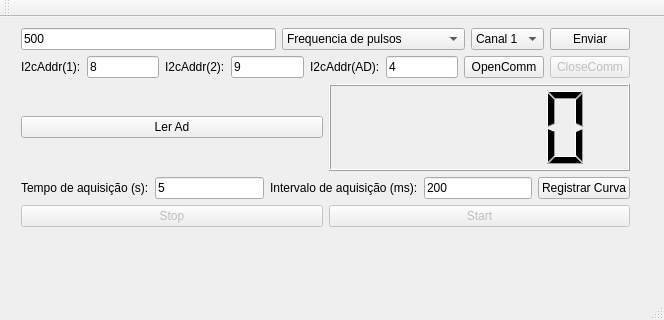
Old version of the form controlador_qt/src/mainwindow.ui in the repository xtarke/estimulator.
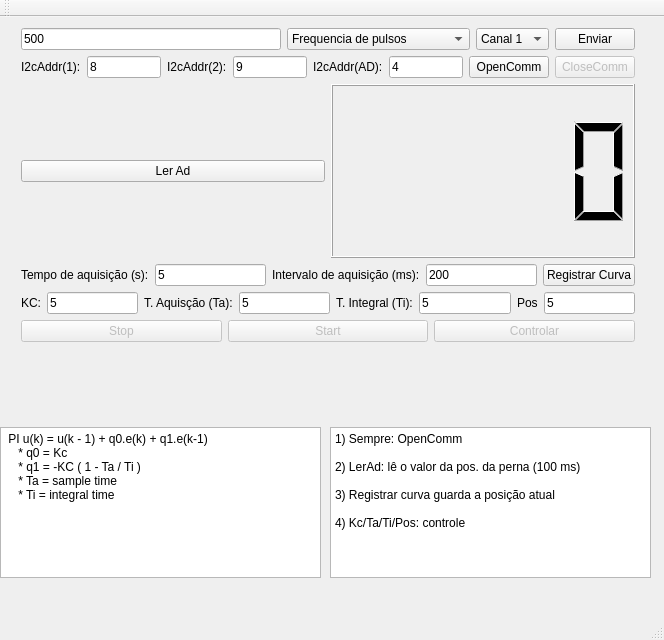
New version of the form.

Commit message: Added controller parameters in ui

Patch:
```diff
--- a/controlador_qt/src/mainwindow.ui
+++ b/controlador_qt/src/mainwindow.ui
@@ -7,7 +7,7 @@
     <x>0</x>
     <y>0</y>
     <width>664</width>
-    <height>320</height>
+    <height>640</height>
    </rect>
   </property>
   <property name="windowTitle">
@@ -19,8 +19,8 @@
      <rect>
       <x>10</x>
       <y>0</y>
-      <width>631</width>
-      <height>221</height>
+      <width>636</width>
+      <height>336</height>
      </rect>
     </property>
     <layout class="QVBoxLayout" name="verticalLayout">
@@ -260,6 +260,66 @@
        </item>
       </layout>
      </item>
+     <item>
+      <layout class="QHBoxLayout" name="horizontalLayout_6">
+       <item>
+        <widget class="QLabel" name="label_7">
+         <property name="text">
+          <string>KC:</string>
+         </property>
+        </widget>
+       </item>
+       <item>
+        <widget class="QLineEdit" name="lineEditKc">
+         <property name="text">
+          <string>5</string>
+         </property>
+        </widget>
+       </item>
+       <item>
+        <widget class="QLabel" name="label_6">
+         <property name="text">
+          <string>T. Aquisção (Ta):</string>
+         </property>
+        </widget>
+       </item>
+       <item>
+        <widget class="QLineEdit" name="lineEditTa">
+         <property name="text">
+          <string>5</string>
+         </property>
+        </widget>
+       </item>
+       <item>
+        <widget class="QLabel" name="label_8">
+         <property name="text">
+          <string>T. Integral (Ti):</string>
+         </property>
+        </widget>
+       </item>
+       <item>
+        <widget class="QLineEdit" name="lineEditTi">
+         <property name="text">
+          <string>5</string>
+         </property>
+        </widget>
+       </item>
+       <item>
+        <widget class="QLabel" name="label_9">
+         <property name="text">
+          <string>Pos</string>
+         </property>
+        </widget>
+       </item>
+       <item>
+        <widget class="QLineEdit" name="lineEditTi_2">
+         <property name="text">
+          <string>5</string>
+         </property>
+        </widget>
+       </item>
+      </layout>
+     </item>
      <item>
       <layout class="QHBoxLayout" name="horizontalLayout_3">
        <item>
@@ -282,10 +342,59 @@
          </property>
         </widget>
        </item>
+       <item>
+        <widget class="QPushButton" name="pushButtonCurva_2">
+         <property name="enabled">
+          <bool>false</bool>
+         </property>
+         <property name="text">
+          <string>Controlar</string>
+         </property>
+         <property name="checkable">
+          <bool>true</bool>
+         </property>
+        </widget>
+       </item>
       </layout>
      </item>
     </layout>
    </widget>
+   <widget class="QPlainTextEdit" name="plainTextEdit">
+    <property name="geometry">
+     <rect>
+      <x>0</x>
+      <y>410</y>
+      <width>321</width>
+      <height>151</height>
+     </rect>
+    </property>
+    <property name="plainText">
+     <string> PI u(k) = u(k - 1) + q0.e(k) + q1.e(k-1)
+    * q0 = Kc
+    * q1 = -KC ( 1 - Ta / Ti )
+    * Ta = sample time
+    * Ti = integral time     </string>
+    </property>
+   </widget>
+   <widget class="QPlainTextEdit" name="plainTextEdit_2">
+    <property name="geometry">
+     <rect>
+      <x>330</x>
+      <y>410</y>
+      <width>321</width>
+      <height>151</height>
+     </rect>
+    </property>
+    <property name="plainText">
+     <string>1) Sempre: OpenComm
+
+2) LerAd: lê o valor da pos. da perna (100 ms)
+
+3) Registrar curva guarda a posição atual 
+
+4) Kc/Ta/Ti/Pos: controle</string>
+    </property>
+   </widget>
   </widget>
   <widget class="QMenuBar" name="menuBar">
    <property name="geometry">
```
